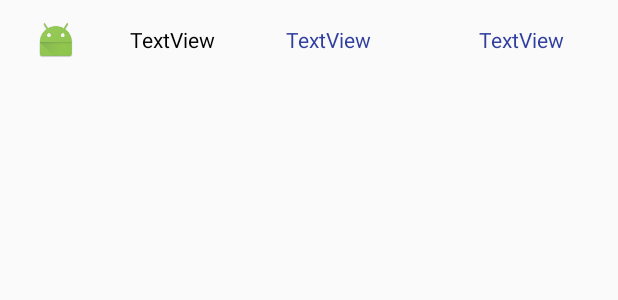
After one commit to lugman-secondary/FinalDaw2, an Android app: the layout item.xml on its own in the app's theme, with its tools: preview values and no code run, on a phone screen of 412 x 824 dp. The commit adds this screen. Shown: the top 300 px of the screen. Run offline under Robolectric (Android 15) with nearby library versions, the phone set to English and light mode, and no system bars.

Commit message:
Casi conseguido traer imagenes

```diff
--- a/app/src/main/AndroidManifest.xml
+++ b/app/src/main/AndroidManifest.xml
@@ -17,5 +17,8 @@
             </intent-filter>
         </activity>
     </application>
+   <uses-permission android:name="android.permission.INTERNET"></uses-permission>
+
+
 
 </manifest>
--- /dev/null
+++ b/app/src/main/res/layout/item.xml
@@ -0,0 +1,43 @@
+<?xml version="1.0" encoding="utf-8"?>
+<LinearLayout xmlns:android="http://schemas.android.com/apk/res/android"
+    xmlns:app="http://schemas.android.com/apk/res-auto"
+    android:id="@+id/img1"
+    android:layout_width="match_parent"
+    android:layout_height="80px"
+    android:orientation="horizontal">
+
+    <ImageView
+        android:id="@+id/imageView"
+        android:layout_width="40px"
+        android:layout_height="40px"
+        android:layout_marginTop="20px"
+        android:layout_weight="1"
+        app:srcCompat="@mipmap/ic_launcher" />
+
+    <TextView
+        android:id="@+id/textView"
+        android:layout_width="80dp"
+        android:layout_height="match_parent"
+        android:gravity="center"
+        android:text="TextView"
+        android:textColor="@android:color/background_dark"
+        android:textColorLink="@android:color/background_dark" />
+
+    <TextView
+        android:id="@+id/textView2"
+        android:layout_width="80dp"
+        android:layout_height="match_parent"
+        android:layout_weight="1"
+        android:gravity="center"
+        android:text="TextView"
+        android:textColor="?attr/colorPrimaryDark" />
+
+    <TextView
+        android:id="@+id/textView3"
+        android:layout_width="80dp"
+        android:layout_height="match_parent"
+        android:layout_weight="1"
+        android:gravity="center"
+        android:text="TextView"
+        android:textColor="?attr/colorPrimaryDark" />
+</LinearLayout>
```
Also changed, not shown: app/src/main/java/es/com/lugman/appfinal2/Adaptador.java (added, +95 -0 lines), app/src/main/java/es/com/lugman/appfinal2/MainActivity.java (+105 -1 lines), app/src/main/java/es/com/lugman/appfinal2/Monedas.java (added, +147 -0 lines), app/src/main/res/layout/activity_main.xml (+9 -10 lines), 2 other files.
